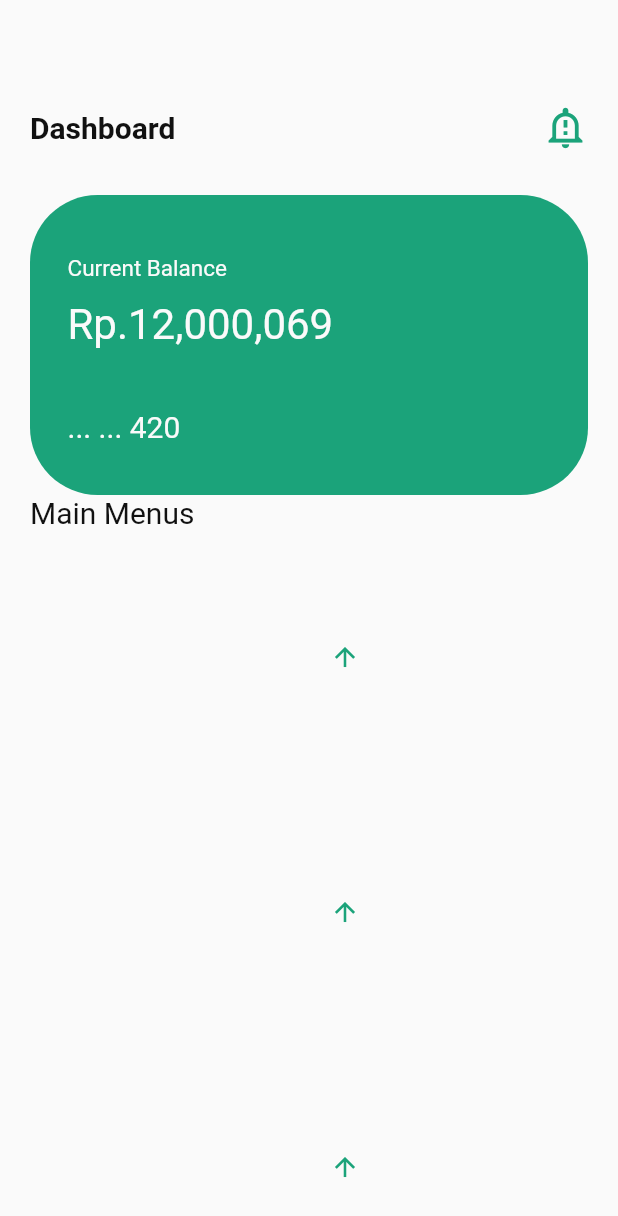
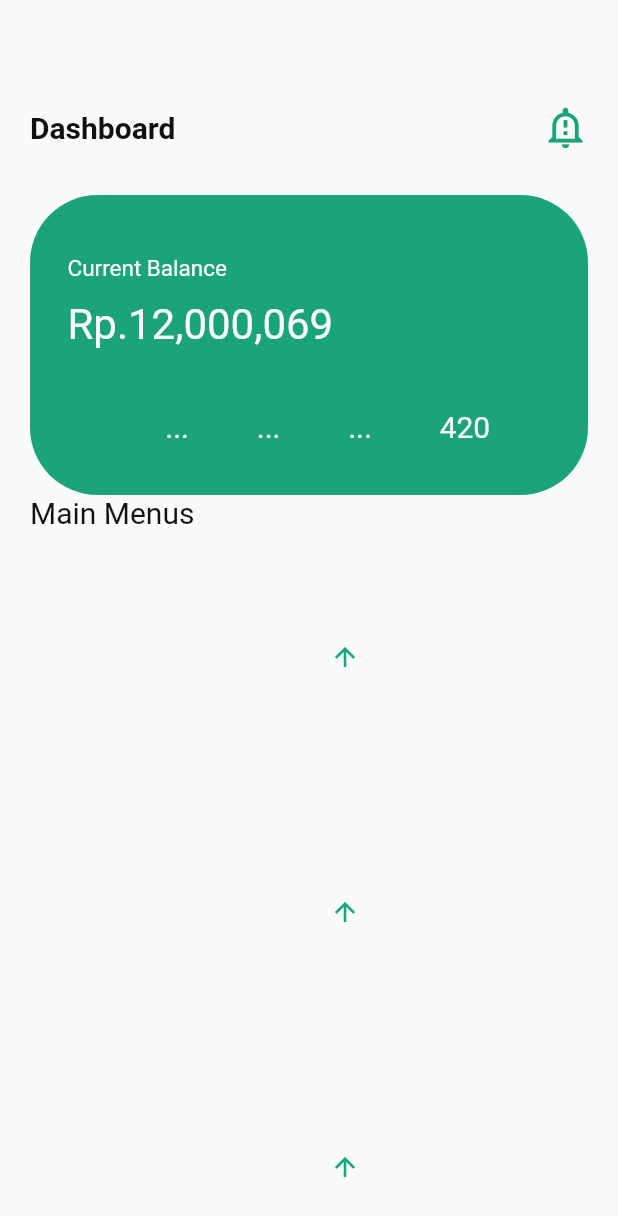
Before and after one commit to monki547/monking, a Flutter app: the screen it shows after launch, on a phone screen of 412 x 824 dp. Shown: the top 1216 px of the screen. Run offline on Flutter 3.47's test engine with Material 2 defaults, Android fonts, the phone set to English and light mode, and no system bars.

```diff
--- a/lib/homepage.dart
+++ b/lib/homepage.dart
@@ -75,11 +75,40 @@ class _HomePageState extends State<HomePage> {
                     SizedBox(
                       height: 40,
                     ),
-                    Text(
-                      "... ... 420",
-                      style: TextStyle(
-                        fontSize: 20,
-                        color: color.AppColor.homePageBackground,
+                    Padding(
+                      padding: const EdgeInsets.symmetric(horizontal: 20),
+                      child: Row(
+                        mainAxisAlignment: MainAxisAlignment.spaceEvenly,
+                        children: [
+                          Text(
+                            "...",
+                            style: TextStyle(
+                              fontSize: 20,
+                              color: color.AppColor.homePageBackground,
+                            ),
+                          ),
+                          Text(
+                            "...",
+                            style: TextStyle(
+                              fontSize: 20,
+                              color: color.AppColor.homePageBackground,
+                            ),
+                          ),
+                          Text(
+                            "...",
+                            style: TextStyle(
+                              fontSize: 20,
+                              color: color.AppColor.homePageBackground,
+                            ),
+                          ),
+                          Text(
+                            "420",
+                            style: TextStyle(
+                              fontSize: 20,
+                              color: color.AppColor.homePageBackground,
+                            ),
+                          ),
+                        ],
                       ),
                     )
                   ],
```
